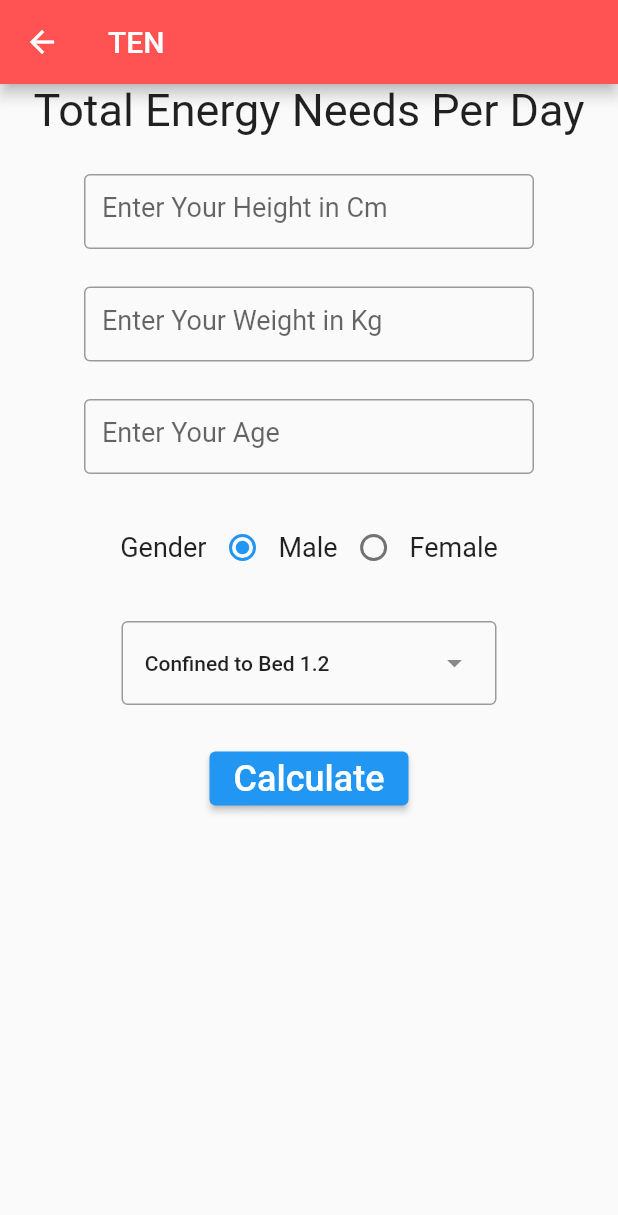
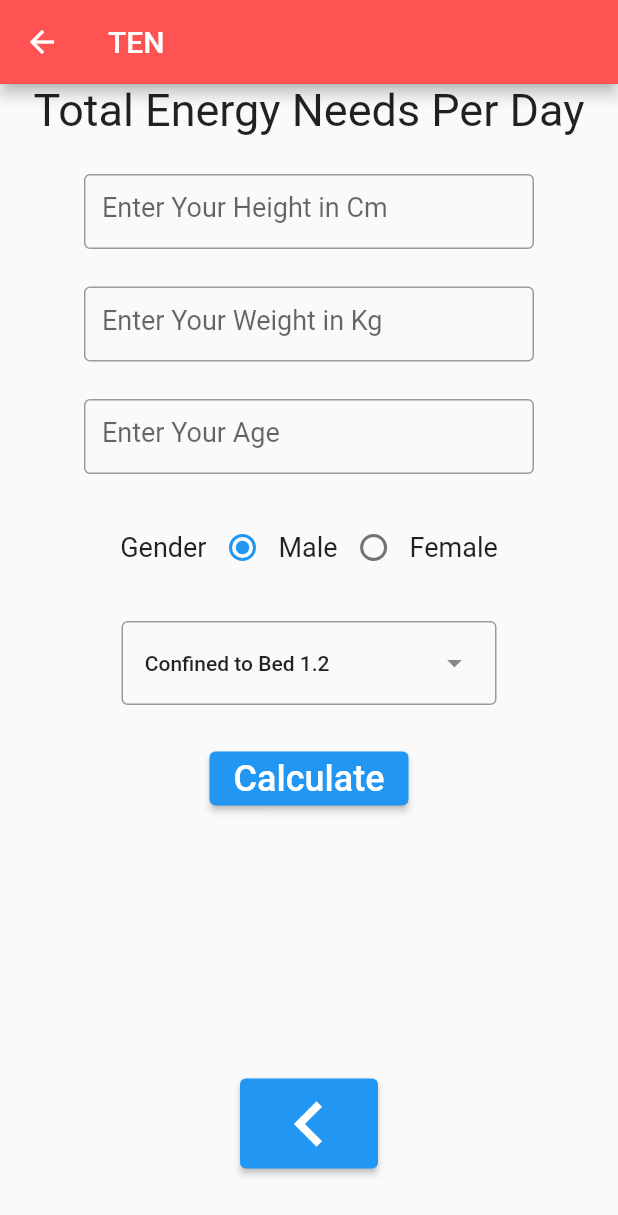
Before and after one commit to AliKomayha/HealthMate_Calc, a Flutter app: the screen it shows after launch, after a tap on "TEN", on a phone screen of 412 x 824 dp. Shown: the top 1215 px of the screen. Run offline on Flutter 3.47's test engine with Material 2 defaults, Android fonts, the phone set to English and light mode, and no system bars.

Commit message:
finishing outer design and adding pull buttons

```diff
--- a/lib/home.dart
+++ b/lib/home.dart
@@ -20,6 +20,7 @@ class _HomeState extends State<Home> {
       appBar: AppBar(
         title: const Text('Home Page'),
         centerTitle: true,
+        backgroundColor: Colors.purple,
       ),
       body: Center(child: Column(
 
@@ -126,6 +127,7 @@ class _HomeState extends State<Home> {
           const SizedBox(height: 10.0,),
           const Text("Ideal Body Weight", style: TextStyle(fontSize: 25.0,color: Colors.black26)),
 
+
         ],
 
       ),)
--- a/lib/tenPage.dart
+++ b/lib/tenPage.dart
@@ -47,6 +47,14 @@ class _tenPageState extends State<tenPage> {
             ElevatedButton(onPressed: () {validate();}, child: Text('Calculate', style: TextStyle(fontSize: 24.0),)),
             SizedBox(height: 25.0),
             Text('$_text ', style: const TextStyle(fontSize: 18.0)),
+           const SizedBox(height: 130.0,),
+           ElevatedButton(
+               onPressed: (){
+                 Navigator.of(context).pop(
+
+                 );
+               },
+               child: const Icon(Icons.navigate_before, size:60))
 
           ],
       ),),
```
Also changed, not shown: lib/bmiPage.dart (+7 -0 lines), lib/idealPage.dart (+8 -0 lines), assets/your_icon.png (added), 11 other files.
